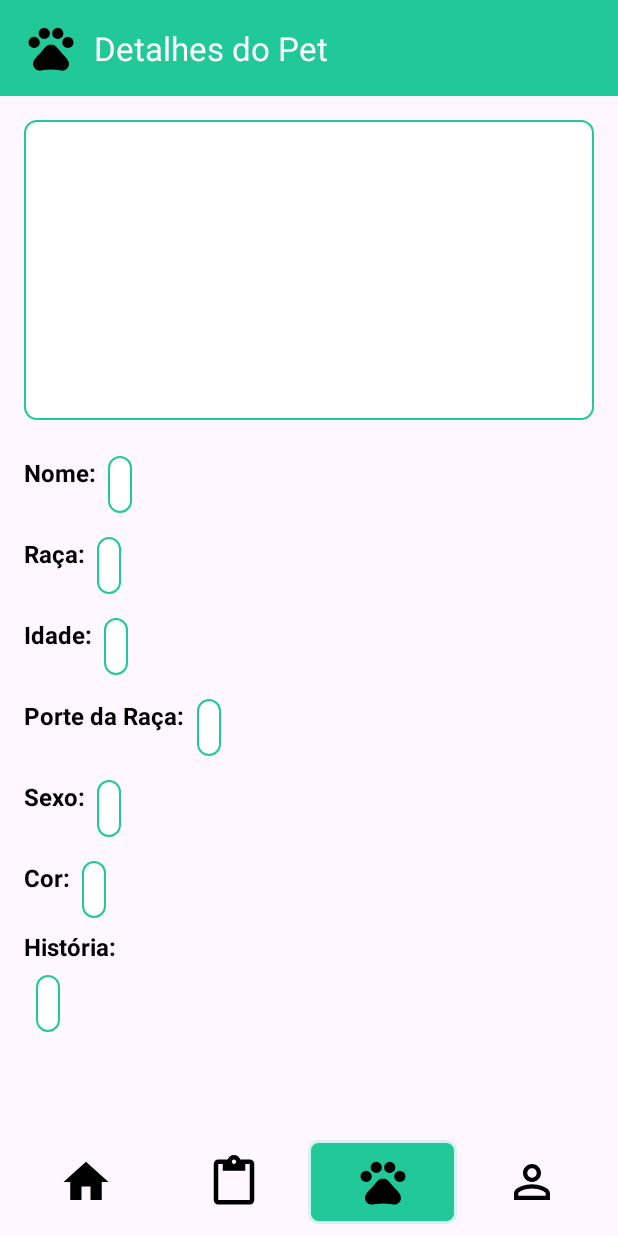
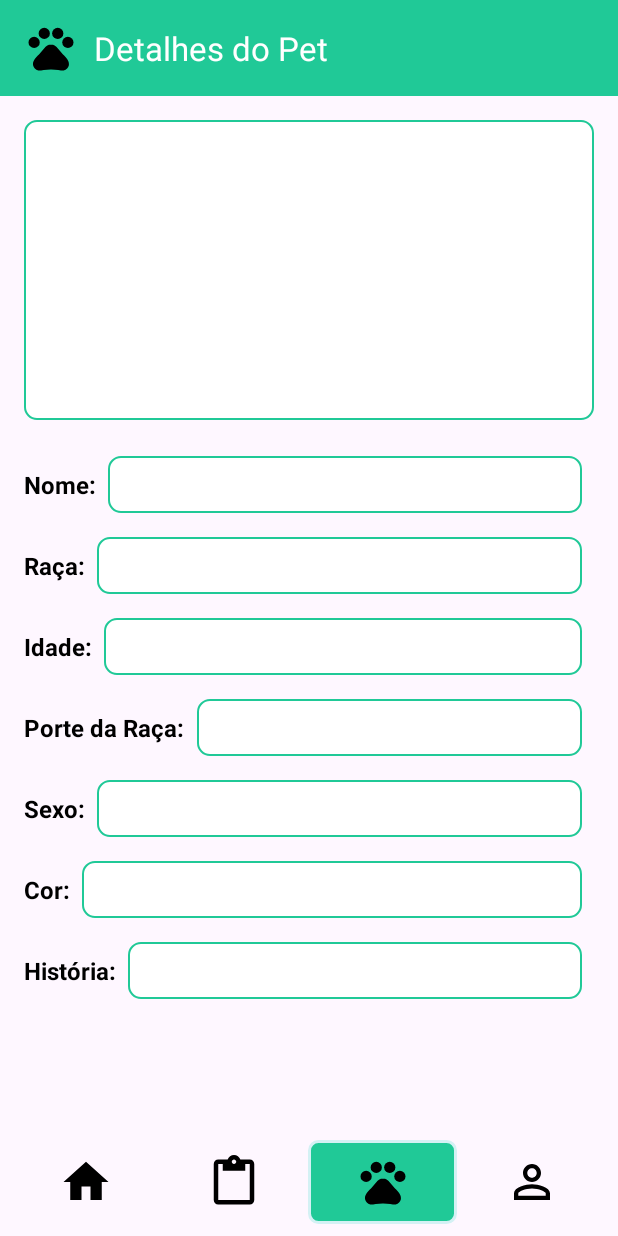
Before and after one commit to thiagocds01/AppSalvaPets, an Android app: the DetalhesPetActivity screen opened directly, with no data from a screen before it, on a phone screen of 412 x 824 dp. Run offline under Robolectric (Android 15) with nearby library versions, the phone set to English and light mode, and no system bars.

Commit message:
Ajuste tela detalhes pet 2

```diff
--- a/app/src/main/res/layout/activity_detalhes_pet.xml
+++ b/app/src/main/res/layout/activity_detalhes_pet.xml
@@ -48,12 +48,13 @@
                     android:layout_width="wrap_content"
                     android:layout_height="wrap_content"
                     android:text="Nome:"
+                    android:layout_gravity="center"
                     android:textSize="16sp"
                     android:textStyle="bold" />
 
                 <TextView
                     android:id="@+id/textViewDetalhesNome"
-                    android:layout_width="wrap_content"
+                    android:layout_width="match_parent"
                     android:layout_height="wrap_content"
                     android:layout_margin="8dp"
                     android:background="@drawable/corner_cards"
@@ -71,12 +72,13 @@
                     android:layout_width="wrap_content"
                     android:layout_height="wrap_content"
                     android:text="Raça:"
+                    android:layout_gravity="center"
                     android:textSize="16sp"
                     android:textStyle="bold" />
 
                 <TextView
                     android:id="@+id/textViewDetalhesRaca"
-                    android:layout_width="wrap_content"
+                    android:layout_width="match_parent"
                     android:layout_height="wrap_content"
                     android:layout_margin="8dp"
                     android:background="@drawable/corner_cards"
@@ -93,12 +95,13 @@
                     android:layout_width="wrap_content"
                     android:layout_height="wrap_content"
                     android:text="Idade:"
+                    android:layout_gravity="center"
                     android:textSize="16sp"
                     android:textStyle="bold" />
 
                 <TextView
                     android:id="@+id/textViewDetalhesIdade"
-                    android:layout_width="wrap_content"
+                    android:layout_width="match_parent"
                     android:layout_height="wrap_content"
                     android:layout_margin="8dp"
                     android:background="@drawable/corner_cards"
@@ -115,12 +118,14 @@
                     android:layout_width="wrap_content"
                     android:layout_height="wrap_content"
                     android:text="Porte da Raça:"
+                    android:layout_gravity="center"
+
                     android:textSize="16sp"
                     android:textStyle="bold" />
 
                 <TextView
                     android:id="@+id/tv_porte_raca"
-                    android:layout_width="wrap_content"
+                    android:layout_width="match_parent"
                     android:layout_height="wrap_content"
                     android:layout_margin="8dp"
                     android:background="@drawable/corner_cards"
@@ -137,12 +142,14 @@
                     android:layout_width="wrap_content"
                     android:layout_height="wrap_content"
                     android:text="Sexo:"
+                    android:layout_gravity="center"
+
                     android:textSize="16sp"
                     android:textStyle="bold" />
 
                 <TextView
                     android:id="@+id/tv_sexo"
-                    android:layout_width="wrap_content"
+                    android:layout_width="match_parent"
                     android:layout_height="wrap_content"
                     android:layout_margin="8dp"
                     android:background="@drawable/corner_cards"
@@ -160,12 +167,14 @@
                     android:layout_width="wrap_content"
                     android:layout_height="wrap_content"
                     android:text="Cor:"
+                    android:layout_gravity="center"
+
                     android:textSize="16sp"
                     android:textStyle="bold" />
 
                 <TextView
                     android:id="@+id/tv_cor"
-                    android:layout_width="wrap_content"
+                    android:layout_width="match_parent"
                     android:layout_height="wrap_content"
                     android:layout_margin="8dp"
                     android:background="@drawable/corner_cards"
@@ -173,21 +182,29 @@
                     android:textSize="16sp" />
             </LinearLayout>
 
+            <LinearLayout
+                android:layout_width="match_parent"
+                android:layout_height="match_parent"
+                android:orientation="horizontal">
+
                 <TextView
                     android:layout_width="wrap_content"
                     android:layout_height="wrap_content"
                     android:text="História:"
+                    android:layout_gravity="center"
                     android:textSize="16sp"
                     android:textStyle="bold" />
 
                 <TextView
                     android:id="@+id/tv_historia"
-                android:layout_width="wrap_content"
+                    android:layout_width="match_parent"
                     android:layout_height="wrap_content"
                     android:layout_margin="8dp"
                     android:background="@drawable/corner_cards"
                     android:padding="8dp"
                     android:textSize="16sp" />
+            </LinearLayout>
+
         </LinearLayout>
     </ScrollView>
 
```
Lines whose indentation alone changed are shown as unchanged.
